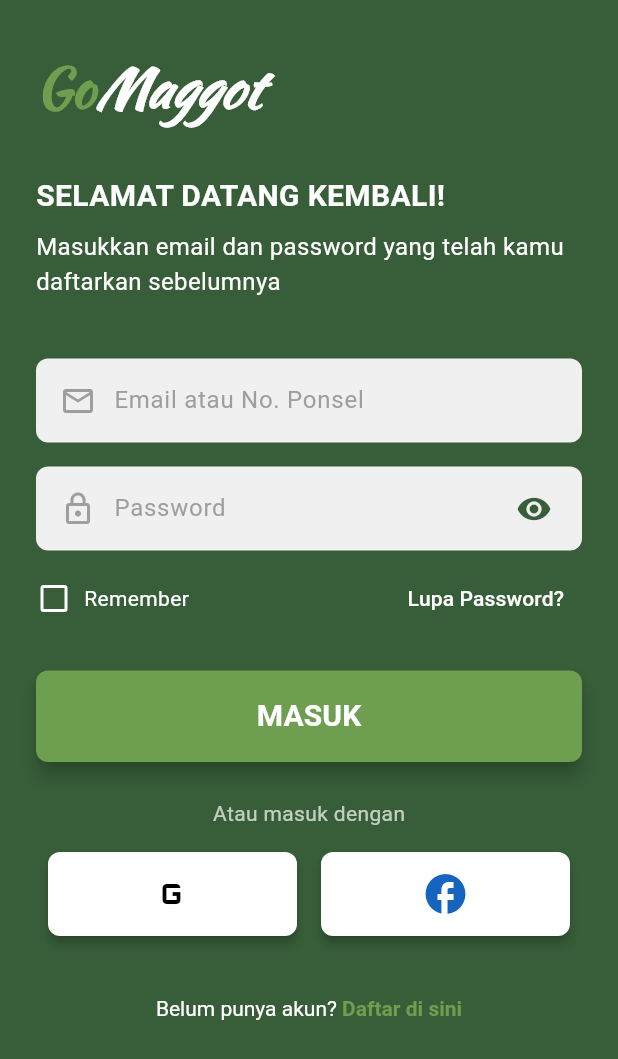
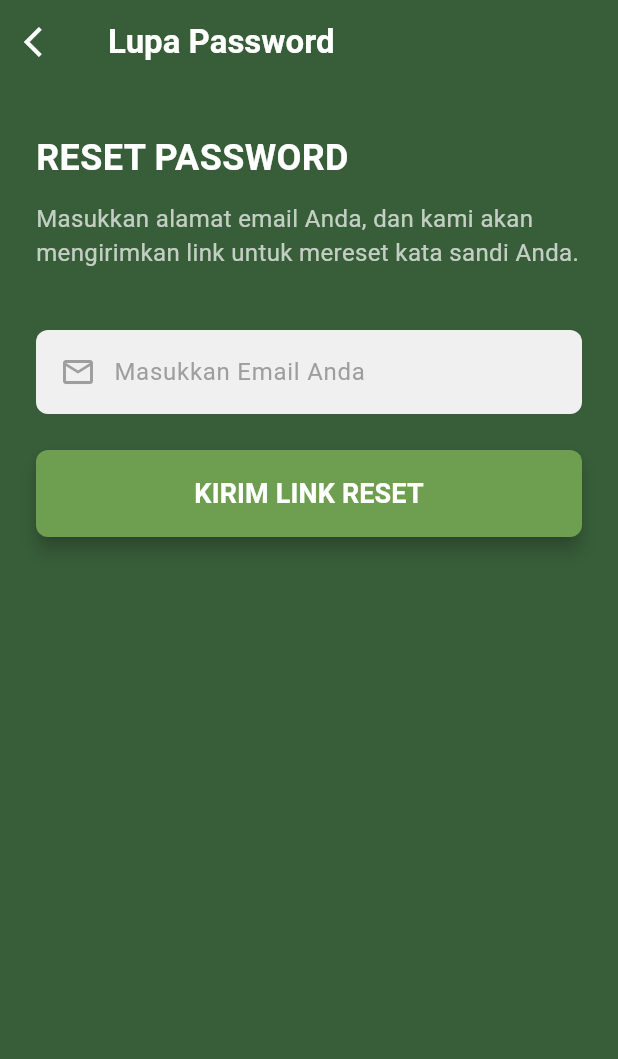
Before and after one commit to ameliawaruwu/Go-Maggot-Flutter, a Flutter app: the screen it shows after launch, after a tap on "Lupa Password?", on a phone screen of 412 x 824 dp. Shown: the top 1059 px of the screen. Run offline on Flutter 3.47's test engine with Material 3 defaults, Android fonts, the phone set to English and light mode, and no system bars.

Commit message:
Membuat halaman forgot password

```diff
--- /dev/null
+++ b/lib/forgot_password_screen.dart
@@ -0,0 +1,147 @@
+import 'package:flutter/material.dart';
+
+// Konstanta Warna (Ambil dari file login Anda)
+const Color primaryDarkGreen = Color(0xFF385E39);
+const Color accentLightGreen = Color(0xFF6E9E4F);
+
+class ForgotPasswordScreen extends StatefulWidget {
+  const ForgotPasswordScreen({super.key});
+
+  @override
+  State<ForgotPasswordScreen> createState() => _ForgotPasswordScreenState();
+}
+
+class _ForgotPasswordScreenState extends State<ForgotPasswordScreen> {
+  final TextEditingController _emailController = TextEditingController();
+  final GlobalKey<FormState> _formKey = GlobalKey<FormState>();
+
+  // Fungsi yang dipanggil saat tombol "Kirim" ditekan
+  void _submitForgotPassword(BuildContext context) {
+    if (_formKey.currentState!.validate()) {
+      // Simulasi pengiriman permintaan reset password
+      String email = _emailController.text.trim();
+
+      // Biasanya, di sini Anda akan memanggil API untuk mengirim email reset
+
+      // Tampilkan notifikasi sukses ke pengguna
+      ScaffoldMessenger.of(context).showSnackBar(
+        SnackBar(
+          content: Text('Link reset password telah dikirim ke $email. Silakan cek email Anda.'),
+          backgroundColor: accentLightGreen,
+          duration: const Duration(seconds: 4),
+        ),
+      );
+
+      // Kembali ke halaman login setelah beberapa saat (opsional)
+      Future.delayed(const Duration(seconds: 2), () {
+        Navigator.pop(context);
+      });
+    }
+  }
+
+  // Widget pembantu untuk TextFormField
+  Widget _buildEmailTextField() {
+    return Container(
+      decoration: BoxDecoration(
+        color: const Color(0xFFF0F0F0),
+        borderRadius: BorderRadius.circular(8.0),
+      ),
+      child: TextFormField(
+        controller: _emailController,
+        keyboardType: TextInputType.emailAddress,
+        style: const TextStyle(color: Colors.black),
+        decoration: const InputDecoration(
+          hintText: 'Masukkan Email Anda',
+          hintStyle: TextStyle(color: Colors.grey),
+          border: InputBorder.none,
+          contentPadding: EdgeInsets.symmetric(vertical: 16.0),
+          prefixIcon: Padding(
+            padding: EdgeInsets.only(left: 16.0, right: 8.0),
+            child: Icon(Icons.email_outlined, color: Colors.grey),
+          ),
+        ),
+        validator: (value) {
+          if (value == null || value.isEmpty) {
+            return 'Email wajib diisi.';
+          }
+          // Anda dapat menambahkan validasi format email di sini jika perlu
+          return null;
+        },
+      ),
+    );
+  }
+
+  @override
+  Widget build(BuildContext context) {
+    return Scaffold(
+      backgroundColor: primaryDarkGreen,
+      appBar: AppBar(
+        backgroundColor: primaryDarkGreen,
+        elevation: 0,
+        leading: IconButton(
+          icon: const Icon(Icons.arrow_back_ios, color: Colors.white),
+          onPressed: () => Navigator.pop(context),
+        ),
+        title: const Text(
+          'Lupa Password',
+          style: TextStyle(color: Colors.white, fontWeight: FontWeight.bold),
+        ),
+      ),
+      body: SafeArea(
+        child: SingleChildScrollView(
+          padding: const EdgeInsets.symmetric(horizontal: 24.0, vertical: 32.0),
+          child: Form(
+            key: _formKey,
+            child: Column(
+              crossAxisAlignment: CrossAxisAlignment.stretch,
+              children: <Widget>[
+                const Text(
+                  'RESET PASSWORD',
+                  style: TextStyle(
+                    color: Colors.white,
+                    fontSize: 24,
+                    fontWeight: FontWeight.bold,
+                  ),
+                ),
+                const SizedBox(height: 12.0),
+                const Text(
+                  'Masukkan alamat email Anda, dan kami akan mengirimkan link untuk mereset kata sandi Anda.',
+                  style: TextStyle(
+                    color: Colors.white70,
+                    fontSize: 16,
+                  ),
+                ),
+                const SizedBox(height: 40.0),
+
+                _buildEmailTextField(),
+
+                const SizedBox(height: 24.0),
+
+                // Tombol KIRIM RESET LINK
+                ElevatedButton(
+                  onPressed: () => _submitForgotPassword(context),
+                  style: ElevatedButton.styleFrom(
+                    backgroundColor: accentLightGreen,
+                    padding: const EdgeInsets.symmetric(vertical: 16.0),
+                    shape: RoundedRectangleBorder(
+                      borderRadius: BorderRadius.circular(8.0),
+                    ),
+                    elevation: 5,
+                  ),
+                  child: const Text(
+                    'KIRIM LINK RESET',
+                    style: TextStyle(
+                      fontSize: 18,
+                      fontWeight: FontWeight.bold,
+                      color: Colors.white,
+                    ),
+                  ),
+                ),
+              ],
+            ),
+          ),
+        ),
+      ),
+    );
+  }
+}
--- a/lib/login.dart
+++ b/lib/login.dart
@@ -1,13 +1,12 @@
 import 'package:flutter/material.dart';
 import 'main.dart';
 import 'home_page.dart';
+import 'forgot_password_screen.dart';
 
 const String appName = 'GoMaggot';
 const Color primaryDarkGreen = Color(0xFF385E39);
 const Color accentLightGreen = Color(0xFF6E9E4F);
 
-
-// --- PERUBAHAN UTAMA: UBAH DARI StatelessWidget KE StatefulWidget ---
 class LoginScreen extends StatefulWidget {
   const LoginScreen({super.key});
 
@@ -16,23 +15,17 @@
 }
 
 class _LoginScreenState extends State<LoginScreen> {
-  // State untuk 1. Input Validation
   final TextEditingController _emailController = TextEditingController();
   final TextEditingController _passwordController = TextEditingController();
 
-  // State untuk 2. Remember Me
   bool _rememberMe = false;
-
-  // State untuk 3. Toggle Lihat Password
   bool _isPasswordHidden = true;
 
-  // --- FUNGSI VALIDASI LOGIN ---
   void _attemptLogin(BuildContext context) {
     String email = _emailController.text.trim();
     String password = _passwordController.text.trim();
 
     if (email.isEmpty || password.isEmpty) {
-      // 1. Pengguna wajib login (muncul notif harus login)
       ScaffoldMessenger.of(context).showSnackBar(
         const SnackBar(
           content: Text('Email dan Password wajib diisi.'),
@@ -41,9 +34,6 @@
       );
       return;
     }
-
-    // --- ASUMSI LOGIN BERHASIL (GANTI DENGAN LOGIKA OTENTIKASI NYATA) ---
-    // Jika validasi sukses, navigasi ke HomePage
     Navigator.pushReplacement(
       context,
       MaterialPageRoute(
@@ -114,43 +104,39 @@
               ),
               const SizedBox(height: 40.0),
 
-              // TEXT FIELD EMAIL
               _buildTextField(
-                controller: _emailController, // Tambahkan controller
+                controller: _emailController,
                 hintText: 'Email atau No. Ponsel',
                 prefixIcon: Icons.email_outlined,
-                isPassword: false, // Pastikan isPassword false untuk email
+                isPassword: false,
               ),
               const SizedBox(height: 16.0),
 
-              // TEXT FIELD PASSWORD (Diperbarui)
               _buildTextField(
-                controller: _passwordController, // Tambahkan controller
+                controller: _passwordController,
                 hintText: 'Password',
                 prefixIcon: Icons.lock_outline,
-                isPassword: _isPasswordHidden, // Menggunakan state
+                isPassword: _isPasswordHidden,
                 suffixIcon: _isPasswordHidden ? Icons.visibility : Icons.visibility_off,
                 onSuffixIconTap: () {
                   setState(() {
-                    _isPasswordHidden = !_isPasswordHidden; // Toggle state
+                    _isPasswordHidden = !_isPasswordHidden;
                   });
                 }
               ),
               const SizedBox(height: 8.0),
 
-              // CHECKBOX DAN LUPA PASSWORD (Diperbarui)
               Row(
                 mainAxisAlignment: MainAxisAlignment.spaceBetween,
                 children: <Widget>[
                   Row(
                     children: <Widget>[
-                      // CHECKBOX REMEMBER ME (Diperbarui)
                       SizedBox(
                         height: 24.0,
                         width: 24.0,
                         child: Checkbox(
-                          value: _rememberMe, // Menggunakan state
-                          onChanged: (bool? newValue) { // 2. Kotak remember bisa di klik
+                          value: _rememberMe,
+                          onChanged: (bool? newValue) {
                             setState(() {
                               _rememberMe = newValue ?? false;
                             });
@@ -168,7 +154,14 @@
                     ],
                   ),
                   TextButton(
-                    onPressed: () {},
+                    onPressed: () {
+                      Navigator.push(
+                        context,
+                        MaterialPageRoute(
+                          builder: (context) => const ForgotPasswordScreen(),
+                        ),
+                      );
+                    },
                     child: const Text(
                       'Lupa Password?',
                       style: TextStyle(color: Colors.white),
@@ -178,9 +171,8 @@
               ),
               const SizedBox(height: 24.0),
 
-              // Tombol MASUK (Diperbarui)
               ElevatedButton(
-                onPressed: () => _attemptLogin(context), // Panggil fungsi validasi
+                onPressed: () => _attemptLogin(context),
                 style: ElevatedButton.styleFrom(
                   backgroundColor: accentLightGreen,
                   padding: const EdgeInsets.symmetric(vertical: 16.0),
@@ -209,12 +201,12 @@
               const SizedBox(height: 16.0),
 
               // Tombol Google & Facebook
-              Row(
+            Row(
                 mainAxisAlignment: MainAxisAlignment.spaceEvenly,
                 children: <Widget>[
                   _buildSocialButton(
                     icon: Icons.g_mobiledata,
-                    color: Colors.black,
+                    color: const Color.fromARGB(255, 94, 29, 29),
                   ),
 
                   _buildSocialButton(
@@ -225,7 +217,6 @@
               ),
               const SizedBox(height: 40.0),
 
-              // Teks "Belum punya akun? Daftar di sini"
               Center(
                 child: RichText(
                   text: TextSpan(
@@ -253,14 +244,13 @@
     );
   }
 
-  // Widget pembantu untuk TextFormField (Disesuaikan untuk menerima controller & onTap)
   Widget _buildTextField({
     required TextEditingController controller,
     required String hintText,
     required IconData prefixIcon,
     IconData? suffixIcon,
     bool isPassword = false,
-    VoidCallback? onSuffixIconTap, // Tambahkan onTap untuk ikon suffix
+    VoidCallback? onSuffixIconTap,
   }) {
     return Container(
       decoration: BoxDecoration(
@@ -268,7 +258,7 @@
         borderRadius: BorderRadius.circular(8.0),
       ),
       child: TextField(
-        controller: controller, // Menggunakan controller
+        controller: controller,
         obscureText: isPassword,
         style: const TextStyle(color: Colors.black),
         decoration: InputDecoration(
@@ -282,9 +272,8 @@
             child: Icon(prefixIcon, color: Colors.grey),
           ),
 
-          // Ikon Suffix dengan onTap
           suffixIcon: suffixIcon != null
-              ? GestureDetector( // Menggunakan GestureDetector agar ikon bisa diklik
+              ? GestureDetector(
                   onTap: onSuffixIconTap,
                   child: Padding(
                     padding: const EdgeInsets.only(right: 16.0),
@@ -301,7 +290,6 @@
     required IconData icon,
     required Color color,
   }) {
-    // KODE INI TETAP SAMA
     return Expanded(
       child: Padding(
         padding: const EdgeInsets.symmetric(horizontal: 8.0),
```
